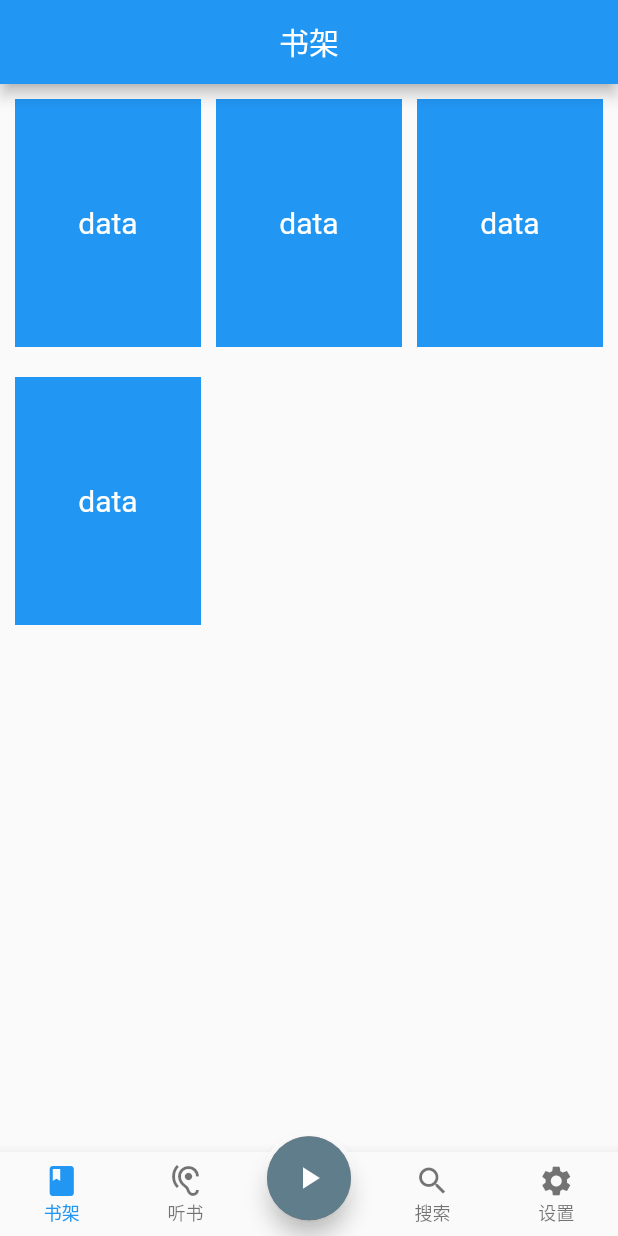
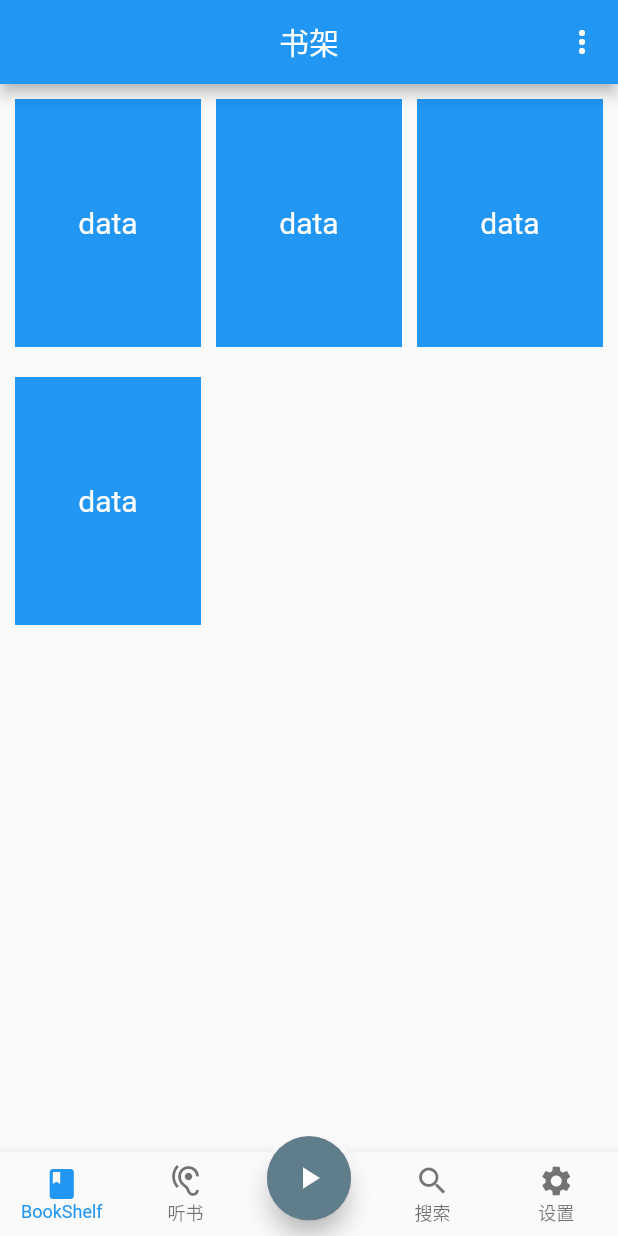
Before and after one commit to ccbfm/ccbfm_reader, a Flutter app: the screen it shows after launch, on a phone screen of 412 x 824 dp. Run offline on Flutter 3.47's test engine with Material 2 defaults, Android fonts, the light colour scheme and no system bars.

Commit message:
国际化

```diff
--- a/lib/main.dart
+++ b/lib/main.dart
@@ -1,11 +1,10 @@
-import 'dart:convert';
-
-import 'package:ccbfm_reader/model/book.dart';
+import 'package:ccbfm_reader/generated/l10n.dart';
 import 'package:ccbfm_reader/view/book_search.dart';
 import 'package:ccbfm_reader/view/book_settings.dart';
 import 'package:ccbfm_reader/view/book_shelf.dart';
 import 'package:ccbfm_reader/view/book_listen.dart';
 import 'package:flutter/material.dart';
+import 'package:flutter_localizations/flutter_localizations.dart';
 
 void main() {
   runApp(const MyApp());
@@ -18,7 +17,6 @@ class MyApp extends StatelessWidget {
   @override
   Widget build(BuildContext context) {
     return MaterialApp(
-      title: 'Cc阅读',
       theme: ThemeData(
         // This is the theme of your application.
         //
@@ -31,13 +29,20 @@ class MyApp extends StatelessWidget {
         // is not restarted.
         primarySwatch: Colors.blue,
       ),
-      home: const MyHomePage(title: 'Cc阅读'),
+      localizationsDelegates: const [
+        GlobalMaterialLocalizations.delegate,
+        GlobalWidgetsLocalizations.delegate,
+        GlobalCupertinoLocalizations.delegate,
+        S.delegate,
+      ],
+      supportedLocales: S.delegate.supportedLocales,
+      home: const MyHomePage(),
     );
   }
 }
 
 class MyHomePage extends StatefulWidget {
-  const MyHomePage({Key? key, required this.title}) : super(key: key);
+  const MyHomePage({Key? key}) : super(key: key);
 
   // This widget is the home page of your application. It is stateful, meaning
   // that it has a State object (defined below) that contains fields that affect
@@ -48,14 +53,11 @@ class MyHomePage extends StatefulWidget {
   // used by the build method of the State. Fields in a Widget subclass are
   // always marked "final".
 
-  final String title;
-
   @override
   State<MyHomePage> createState() => _MyHomePageState();
 }
 
 class _MyHomePageState extends State<MyHomePage> {
-  final List<String> _navigationTitle = const ["书架", "听书", "", "搜索", "设置"];
   int _index = 0;
   final _pageController = PageController(initialPage: 0);
 
@@ -63,12 +65,20 @@ class _MyHomePageState extends State<MyHomePage> {
 
   @override
   Widget build(BuildContext context) {
+    List<String> _navigationTitle = [
+      S.of(context).book_shelf,
+      S.of(context).book_listen,
+      "",
+      S.of(context).book_search,
+      S.of(context).book_settings,
+    ];
     // This method is rerun every time setState is called, for instance as done
     // by the _incrementCounter method above.
     //
     // The Flutter framework has been optimized to make rerunning build methods
     // fast, so that you can just rebuild anything that needs updating rather
     // than having to individually change instances of widgets.
+
     return Scaffold(
       /*appBar: AppBar(
         centerTitle: true,
@@ -86,7 +96,7 @@ class _MyHomePageState extends State<MyHomePage> {
           controller: _pageController,
           onPageChanged: onPageChanged,
           itemBuilder: (BuildContext context, int index) {
-            switch(index){
+            switch (index) {
               case 0:
                 return const BookShelf();
               case 1:
@@ -99,6 +109,7 @@ class _MyHomePageState extends State<MyHomePage> {
             return const Text("未定义");
           },
           itemCount: 4,
+
           ///禁止滑动
           physics: const NeverScrollableScrollPhysics(),
         ),
--- a/lib/view/book_shelf.dart
+++ b/lib/view/book_shelf.dart
@@ -18,9 +18,39 @@ class BookShelf extends StatefulWidget {
   State<BookShelf> createState() => BookShelfState();
 }
 
+enum ShelfModel {
+  list,
+  grid,
+}
+
 class BookShelfState extends State<BookShelf> {
+
+  ShelfModel _shelfModel = ShelfModel.grid;
+
   @override
   Widget build(BuildContext context) {
+
+    List<PopupMenuItem<String>> pmItem = [];
+    SliverGridDelegate gridDelegate;
+    if(_shelfModel == ShelfModel.grid){
+      pmItem.add(createSelectView(Icons.list, '列表模式', 'AA'));
+      gridDelegate = const SliverGridDelegateWithFixedCrossAxisCount(
+        crossAxisCount: 3,
+        crossAxisSpacing: 10,
+        mainAxisSpacing: 20,
+        childAspectRatio: 0.75,
+      );
+    } else {
+      pmItem.add(createSelectView(Icons.apps, '网格模式', 'AB'));
+      gridDelegate = const SliverGridDelegateWithFixedCrossAxisCount(
+        crossAxisCount: 1,
+        crossAxisSpacing: 10,
+        mainAxisSpacing: 20,
+        childAspectRatio: 3,
+      );
+    }
+    pmItem.add(createSelectView(Icons.file_download, '导入图书', 'B'));
+
     return Scaffold(
         appBar: AppBar(
           centerTitle: true,
@@ -30,6 +60,28 @@ class BookShelfState extends State<BookShelf> {
             "书架",
             textAlign: TextAlign.center,
           ),
+          actions: [
+            PopupMenuButton<String>(
+              itemBuilder: (BuildContext context) => pmItem,
+              onSelected: (String action) {
+                // 点击选项的时候
+                switch (action) {
+                  case 'AA':
+                    setState(() {
+                      _shelfModel = ShelfModel.list;
+                    });
+                    break;
+                  case 'AB':
+                    setState(() {
+                      _shelfModel = ShelfModel.grid;
+                    });
+                    break;
+                  case 'B':
+                    break;
+                }
+              },
+            ),
+          ],
         ),
         body: Column(
           mainAxisAlignment: MainAxisAlignment.center,
@@ -39,12 +91,7 @@ class BookShelfState extends State<BookShelf> {
               shrinkWrap: true,
               padding: const EdgeInsets.all(10.0),
               scrollDirection: Axis.vertical,
-              gridDelegate: const SliverGridDelegateWithFixedCrossAxisCount(
-                crossAxisCount: 3,
-                crossAxisSpacing: 10,
-                mainAxisSpacing: 20,
-                childAspectRatio: 0.75,
-              ),
+              gridDelegate: gridDelegate,
               itemCount: 4,
               itemBuilder: (BuildContext context, int index) {
                 return getItemContainer("data");
@@ -66,4 +113,18 @@ class BookShelfState extends State<BookShelf> {
       color: Colors.blue,
     );
   }
+
+  // 返回每个隐藏的菜单项
+  PopupMenuItem<String> createSelectView(
+      IconData icon, String text, String id) {
+    return PopupMenuItem<String>(
+        value: id,
+        child: Row(
+          mainAxisAlignment: MainAxisAlignment.spaceEvenly,
+          children: <Widget>[
+            Icon(icon, color: Colors.blue),
+            Text(text),
+          ],
+        ));
+  }
 }
--- a/pubspec.yaml
+++ b/pubspec.yaml
@@ -37,6 +37,8 @@ dependencies:
 
 dev_dependencies:
   flutter_test:
+    sdk: flutter
+  flutter_localizations:
     sdk: flutter
 
   # The "flutter_lints" package below contains a set of recommended lints to
@@ -87,3 +89,5 @@ flutter:
   #
   # For details regarding fonts from package dependencies,
   # see https://flutter.dev/custom-fonts/#from-packages
+flutter_intl:
+  enabled: true
```
Also changed, not shown: lib/l10n/intl_en.arb (added, +7 -0 lines), lib/l10n/intl_zh.arb (added, +7 -0 lines), lib/generated/intl/messages_all.dart (added), lib/generated/intl/messages_en.dart (added), lib/generated/intl/messages_zh.dart (added), lib/generated/l10n.dart (added), pubspec.lock.
